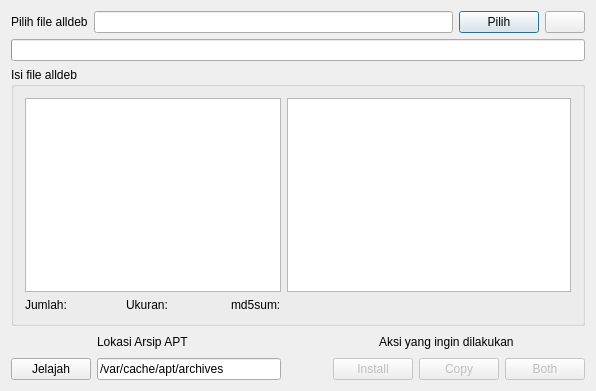
First picture: the form in dialog.ui, repository grOS-TEAM/alldeb-source, before the edit.
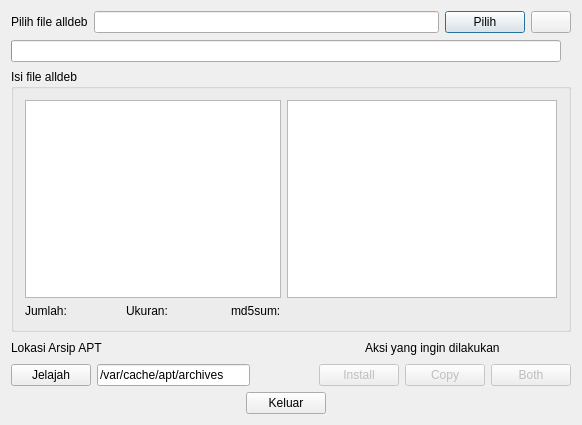
Second picture: the form after the edit. Icons and pictures are not drawn.

```diff
--- a/dialog.ui
+++ b/dialog.ui
@@ -6,8 +6,8 @@
    <rect>
     <x>0</x>
     <y>0</y>
-    <width>596</width>
-    <height>391</height>
+    <width>582</width>
+    <height>425</height>
    </rect>
   </property>
   <property name="windowTitle">
@@ -18,7 +18,7 @@
     <normaloff/>
    </iconset>
   </property>
-  <layout class="QGridLayout" name="gridLayout_4">
+  <layout class="QGridLayout" name="gridLayout_2">
    <item row="0" column="0" colspan="3">
     <layout class="QHBoxLayout" name="horizontalLayout_2">
      <item>
@@ -76,11 +76,31 @@
     </layout>
    </item>
    <item row="1" column="0" colspan="3">
-    <widget class="QProgressBar" name="progressBar">
-     <property name="textVisible">
-      <bool>false</bool>
-     </property>
-    </widget>
+    <layout class="QHBoxLayout" name="horizontalLayout_4">
+     <item>
+      <widget class="QProgressBar" name="progressBar">
+       <property name="textVisible">
+        <bool>false</bool>
+       </property>
+      </widget>
+     </item>
+     <item>
+      <spacer name="verticalSpacer">
+       <property name="orientation">
+        <enum>Qt::Vertical</enum>
+       </property>
+       <property name="sizeType">
+        <enum>QSizePolicy::Fixed</enum>
+       </property>
+       <property name="sizeHint" stdset="0">
+        <size>
+         <width>10</width>
+         <height>24</height>
+        </size>
+       </property>
+      </spacer>
+     </item>
+    </layout>
    </item>
    <item row="2" column="0" colspan="3">
     <widget class="QGroupBox" name="groupBox">
@@ -177,28 +197,38 @@
     </widget>
    </item>
    <item row="3" column="0">
-    <layout class="QGridLayout" name="gridLayout_2">
-     <item row="1" column="0">
-      <widget class="QPushButton" name="btnFolderApt">
-       <property name="text">
-        <string>Jelajah</string>
-       </property>
-      </widget>
-     </item>
-     <item row="1" column="1">
-      <widget class="QLineEdit" name="tempatApt">
-       <property name="text">
-        <string notr="true">/var/cache/apt/archives</string>
-       </property>
-      </widget>
-     </item>
-     <item row="0" column="1">
+    <layout class="QVBoxLayout" name="verticalLayout">
+     <item>
       <widget class="QLabel" name="labelArsip">
        <property name="text">
         <string>Lokasi Arsip APT</string>
        </property>
       </widget>
      </item>
+     <item>
+      <layout class="QHBoxLayout" name="horizontalLayout_3">
+       <item>
+        <widget class="QPushButton" name="btnFolderApt">
+         <property name="text">
+          <string>Jelajah</string>
+         </property>
+        </widget>
+       </item>
+       <item>
+        <widget class="QLineEdit" name="tempatApt">
+         <property name="minimumSize">
+          <size>
+           <width>153</width>
+           <height>0</height>
+          </size>
+         </property>
+         <property name="text">
+          <string notr="true">/var/cache/apt/archives</string>
+         </property>
+        </widget>
+       </item>
+      </layout>
+     </item>
     </layout>
    </item>
    <item row="3" column="1">
@@ -206,12 +236,9 @@
      <property name="orientation">
       <enum>Qt::Horizontal</enum>
      </property>
-     <property name="sizeType">
-      <enum>QSizePolicy::Preferred</enum>
-     </property>
      <property name="sizeHint" stdset="0">
       <size>
-       <width>40</width>
+       <width>52</width>
        <height>20</height>
       </size>
      </property>
@@ -290,6 +317,43 @@
      </item>
     </layout>
    </item>
+   <item row="4" column="0" colspan="3">
+    <layout class="QHBoxLayout" name="horizontalLayout">
+     <item>
+      <spacer name="horizontalSpacer_4">
+       <property name="orientation">
+        <enum>Qt::Horizontal</enum>
+       </property>
+       <property name="sizeHint" stdset="0">
+        <size>
+         <width>225</width>
+         <height>20</height>
+        </size>
+       </property>
+      </spacer>
+     </item>
+     <item>
+      <widget class="QPushButton" name="btnKeluarProg">
+       <property name="text">
+        <string>Keluar</string>
+       </property>
+      </widget>
+     </item>
+     <item>
+      <spacer name="horizontalSpacer_5">
+       <property name="orientation">
+        <enum>Qt::Horizontal</enum>
+       </property>
+       <property name="sizeHint" stdset="0">
+        <size>
+         <width>245</width>
+         <height>20</height>
+        </size>
+       </property>
+      </spacer>
+     </item>
+    </layout>
+   </item>
   </layout>
   <zorder>groupBox</zorder>
   <zorder>horizontalSpacer_3</zorder>
```
Left out of the diff: 14 changed lines with no effect on the pictures.
